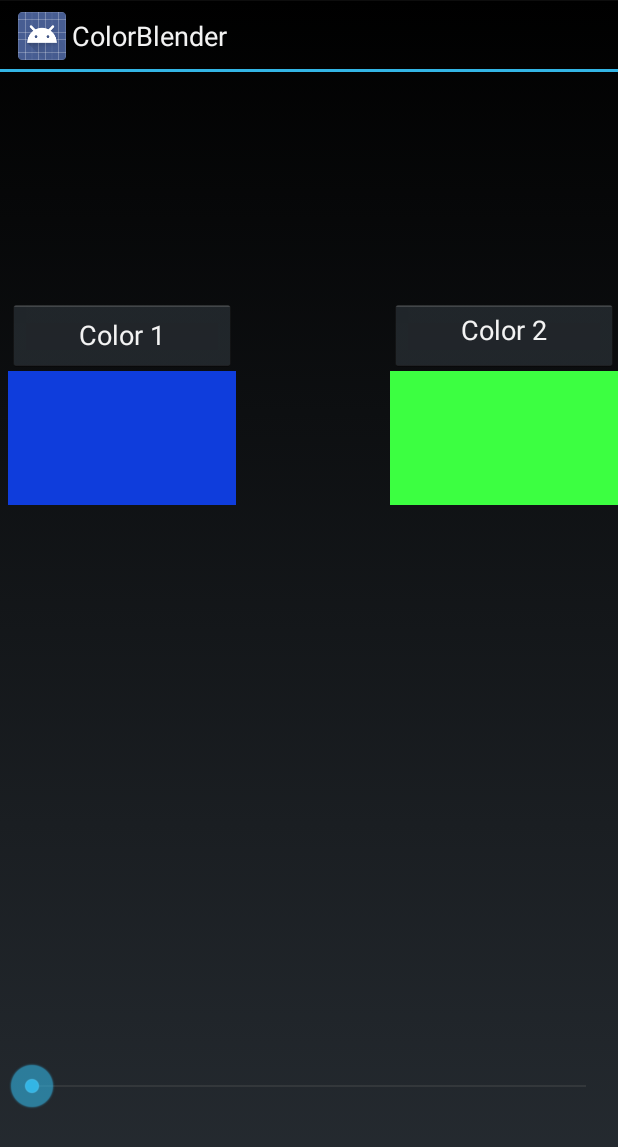
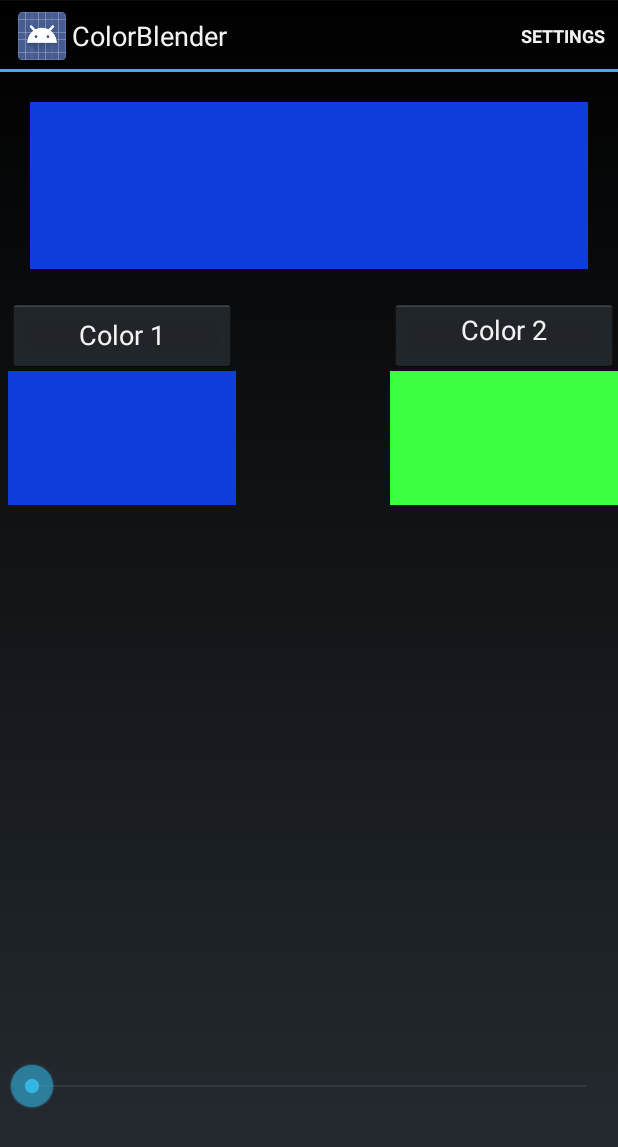
Before and after one commit to coyle5280/ColorBlender, an Android app: the screen it shows after launch (MainActivity), on a phone screen of 412 x 824 dp. Shown: the top 1147 px of the screen. Run offline under Robolectric (Android 15) with nearby library versions, the phone set to English and light mode, and no system bars.

Commit message:
Menu Bar

```diff
--- a/app/src/main/java/assignment3/mobile/colorblender/MainActivity.java
+++ b/app/src/main/java/assignment3/mobile/colorblender/MainActivity.java
@@ -1,30 +1,56 @@
 package assignment3.mobile.colorblender;
 
+import android.app.ActionBar;
 import android.app.Activity;
 import android.app.AlertDialog;
+import android.app.Fragment;
+import android.app.FragmentTransaction;
 import android.content.DialogInterface;
 import android.content.Intent;
 import android.content.pm.PackageManager;
-
+import android.graphics.Color;
 import android.os.Bundle;
-
+import android.view.Menu;
+import android.view.MenuInflater;
+import android.view.MenuItem;
 import android.view.View;
 import android.widget.Button;
+import android.widget.SeekBar;
 import android.widget.TextView;
 
-
-public class MainActivity extends Activity{
+public class MainActivity extends Activity {
 
     static final int request_Button_Code = 1;
     static final int request_Button_Code2 = 2;
-    TextView blendColor;
-    TextView color1;
-    TextView color2;
+    TextView blendColorView;
+    TextView color1View;
+    TextView color2View;
+    int colorOneInt, colorTwoInt;
+    private double red1;
+    private double blue1;
+    private double green1;
+    private double red2;
+    private double blue2;
+    private double green2;
+    SeekBar blendBar;
+    int start = 0;
+    private double progressBarIndicator = 0;
+    int blendedColor;
+
+    //  Menu
+    ActionBar actionBar;
+    //  Menu
+
 
     @Override
     protected void onCreate(Bundle savedInstanceState) {
         super.onCreate(savedInstanceState);
         setContentView(R.layout.activity_main);
+
+
+        actionBar = getActionBar();
+        //actionBar.show();
+
         setupButtons();
         setupTextViews();
 
@@ -33,22 +59,111 @@ public class MainActivity extends Activity{
 
     private void setupTextViews() {
 
-        blendColor = (TextView) findViewById(R.id.blendColorTextView);
-        color1 = (TextView) findViewById(R.id.color1TextView);
-        color2 = (TextView) findViewById(R.id.color2TextView);
+        blendColorView = (TextView) findViewById(R.id.blendColorTextView);
+        color1View = (TextView) findViewById(R.id.color1TextView);
+        color2View = (TextView) findViewById(R.id.color2TextView);
+        setColor(-1, -1);
 
     }
+
+    //Menu
+    @Override
+    public boolean onCreateOptionsMenu(Menu menu) {
+        MenuInflater inflater = getMenuInflater();
+        inflater.inflate(R.menu.main_menu, menu);
+        return super.onCreateOptionsMenu(menu);
+    }
+    //Menu
+
+    public boolean onOptionsItemSelected(MenuItem item){
+        switch (item.getItemId()) {
+            case R.id.settings:
+                callSettings();
+                return true;
+            default:
+                return super.onOptionsItemSelected(item);
+
+
+        }
+
+    }
+
+    private void setColor(int kolor, int kolor2) {
+        int k, k2;
+        if (kolor == -1 && kolor2 == -1) {
+            k = Color.parseColor("#0f3ddc");
+            k2 = Color.parseColor("#3cff41");
+        }else{
+            k = kolor;
+            k2 = kolor2;
+        }
+
+        blue1 = Color.blue(k);
+        red1 = Color.red(k);
+        green1 = Color.green(k);
+
+        blue2 = Color.blue(k2);
+        red2 = Color.red(k2);
+        green2 = Color.green(k2);
+
+        if (start == 0) {
+            blendColorView.setBackgroundColor(k);
+            start = 1;
+        } else {
+            blend(progressBarIndicator);
+        }
+    }
+
+    public void blend(double progressBarIndicator){
+        double t = progressBarIndicator;
+        double inverse = t/100;
+        double percent = 1-inverse;
+
+        double newRed = (red1*percent) + (red2*inverse);
+        double newBlue= blue1*percent + blue2*inverse;
+        double newGreen =green1*percent + green2*inverse;
+
+        int tempRed =  ((int)(newRed));
+        int tempGreen= ((int) (newGreen));
+        int tempBlue= ((int) (newBlue));
+
+        blendedColor = Color.rgb(tempRed, tempGreen, tempBlue);
+        blendColorView.setBackgroundColor(blendedColor);
+    }
+
+
 
     private void setupButtons() {
 
         final Button button1 = (Button) findViewById(R.id.button);
         final Button button2 = (Button) findViewById(R.id.button2);
+        blendBar = (SeekBar) findViewById(R.id.blendBar);
+        blendBar.setOnSeekBarChangeListener(new SeekBar.OnSeekBarChangeListener() {
+
+
+            @Override
+            public void onProgressChanged(SeekBar seekBar, int progress, boolean fromUser) {
+                progressBarIndicator = progress;
+                blend(progressBarIndicator);
+            }
+
+            @Override
+            public void onStartTrackingTouch(SeekBar seekBar) {
+
+            }
+
+            @Override
+            public void onStopTrackingTouch(SeekBar seekBar) {
+
+            }
+        });
 
         button1.setOnClickListener(new View.OnClickListener() {
             @Override
             public void onClick(View v) {
                 PackageManager pm = getPackageManager();
                 Intent intent = pm.getLaunchIntentForPackage("Color.Finder.Assignment");
+                intent.setFlags(0);
                 intent.putExtra("calledByProgram", true);
                 startActivityForResult(intent, request_Button_Code);
 
@@ -60,6 +175,7 @@ public class MainActivity extends Activity{
             public void onClick(View v) {
                 PackageManager pm = getPackageManager();
                 Intent intent2 = pm.getLaunchIntentForPackage("Color.Finder.Assignment");
+                intent2.setFlags(0);
                 intent2.putExtra("calledByProgram", true);
                 startActivityForResult(intent2, request_Button_Code2);
 
@@ -68,15 +184,17 @@ public class MainActivity extends Activity{
     }
 
 
+    public void onActivityResult(int request_Code, int result_Code, Intent colorsData) {
+        if (request_Code == 1) {
+            if (result_Code == RESULT_OK) {
+                colorOneInt = colorsData.getIntExtra("color", 0);
+                color1View.setBackgroundColor(colorOneInt);
+                red1=Color.red(colorOneInt);
+                blue1= Color.blue(colorOneInt);
+                green1=Color.green(colorOneInt);
+                blend(progressBarIndicator);
 
-
-
-    public void onActivityResult(int request_Code, int result_Code, Intent colorsData){
-        if(request_Code == 1){
-            if(result_Code == RESULT_OK){
-                int colorOne = colorsData.getIntExtra("color", 0);
-                color1.setBackgroundColor(colorOne);
-            }else{
+            } else {
                 AlertDialog alertDialog = new AlertDialog.Builder(MainActivity.this).create();
                 alertDialog.setTitle("Error");
                 alertDialog.setMessage("Error the ColorPicker Failed to Return the First Color");
@@ -94,11 +212,15 @@ public class MainActivity extends Activity{
 
         }
 
-        if(request_Code == 2){
-            if(result_Code == RESULT_OK){
-                int colorTwo = colorsData.getIntExtra("color", 0);
-                color2.setBackgroundColor(colorTwo);
-            }else{
+        if (request_Code == 2) {
+            if (result_Code == RESULT_OK) {
+                colorTwoInt = colorsData.getIntExtra("color", 0);
+                color2View.setBackgroundColor(colorTwoInt);
+                red2=Color.red(colorTwoInt);
+                blue2=Color.blue(colorTwoInt);
+                green2=Color.green(colorTwoInt);
+                blend(progressBarIndicator);
+            } else {
                 AlertDialog alertDialog = new AlertDialog.Builder(MainActivity.this).create();
                 alertDialog.setTitle("Error");
                 alertDialog.setMessage("Error the ColorPicker Failed to Return the Second Color");
@@ -115,6 +237,10 @@ public class MainActivity extends Activity{
     }
 
 
+    private void callSettings() {
 
+        Fragment settings = new Fragment();
+       // settings.setArguments(i);
+    }
 
 }
--- /dev/null
+++ b/app/src/main/res/menu/main_menu.xml
@@ -0,0 +1,9 @@
+<?xml version="1.0" encoding="utf-8"?>
+<menu xmlns:android="http://schemas.android.com/apk/res/android">
+    <item
+        android:id="@+id/settings"
+        android:showAsAction="ifRoom"
+        android:title="@string/settings">
+
+    </item>
+</menu>
```
Also changed, not shown: app/src/main/java/assignment3/mobile/colorblender/SettingsFragment.java (added, +21 -0 lines), app/src/main/res/layout/setting_frag.xml (added, +9 -0 lines).
